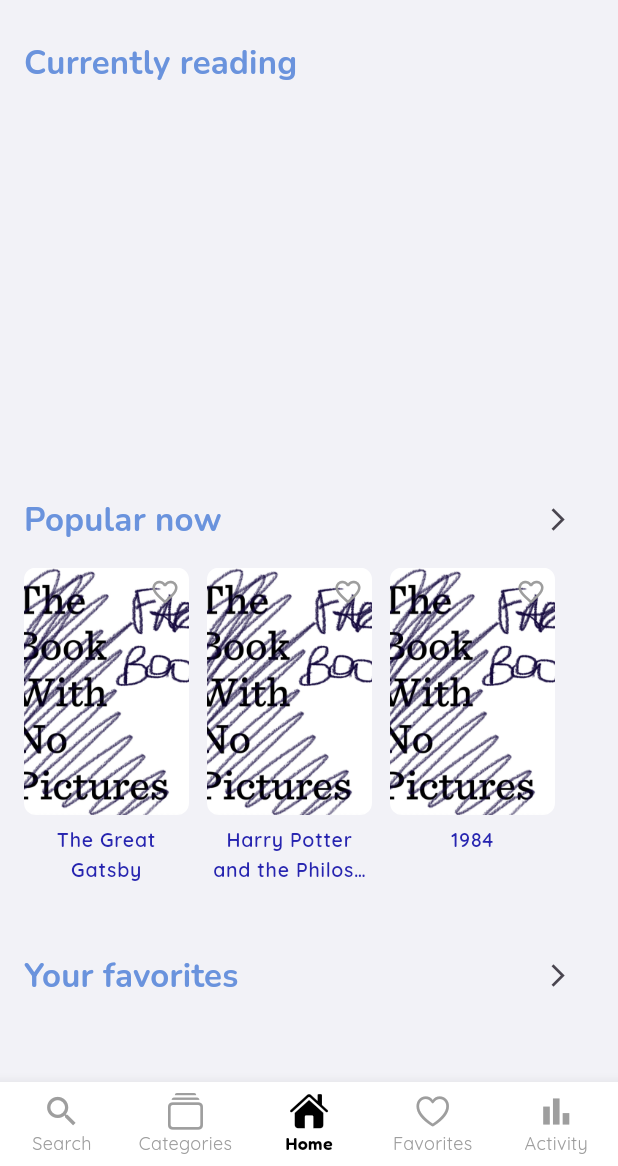
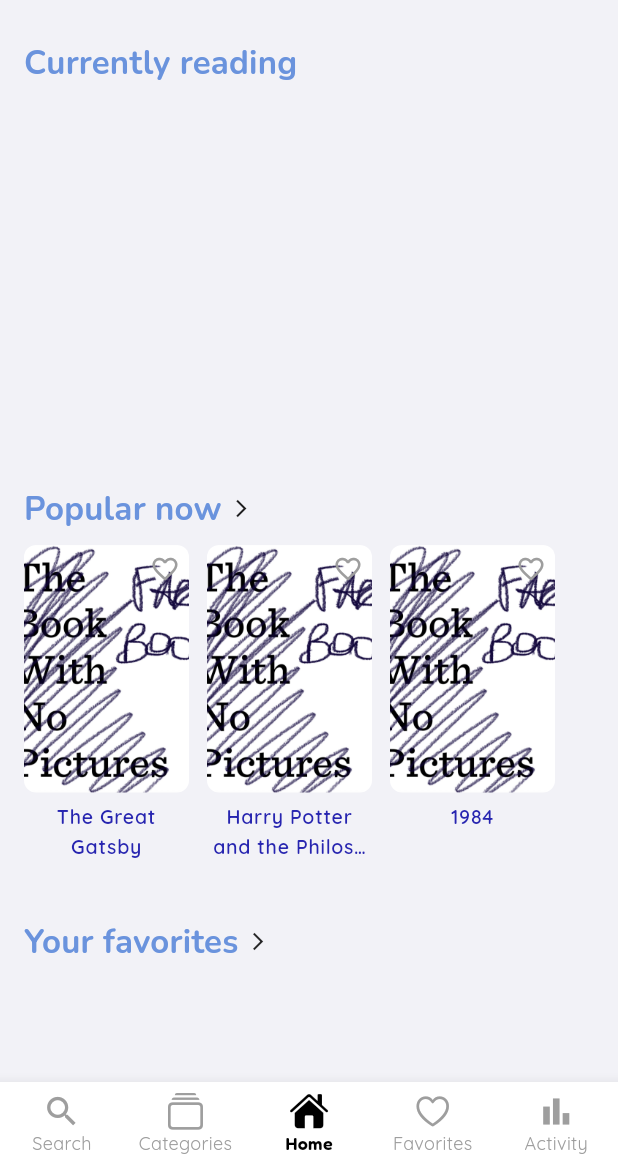
Before and after one commit to Emanuela3009/library_app, a Flutter app: the screen it shows after launch, on a phone screen of 412 x 824 dp, the part 70-1236 px from its top. Run offline on Flutter 3.47's test engine with Material 3 defaults, Android fonts, the phone set to English and light mode, and no system bars; our stand-ins replace fl_chart, flutter_colorpicker, google_fonts, image_picker, sqflite; accounts and stored records are empty.

Commit message:
Versione 4.1

```diff
--- a/lib/screens/home_screen.dart
+++ b/lib/screens/home_screen.dart
@@ -64,25 +64,25 @@
             ),
           ),
 
-          // Popular Now + freccetta
+          // Popular Now + freccetta ravvicinata alla scritta
           Padding(
             padding: const EdgeInsets.symmetric(horizontal: 16, vertical: 8),
             child: Row(
+              mainAxisSize: MainAxisSize.min,
               children: [
-                Expanded(
-                  child: Text(
+                Text(
                   "Popular now",
                   style: Theme.of(context).textTheme.titleMedium,
                 ),
-                ),
-                IconButton(
-                  icon: const Icon(Icons.arrow_forward_ios, size: 18),
-                  onPressed: () {
+                const SizedBox(width: 6), // distanza minima tra testo e freccia
+                GestureDetector(
+                  onTap: () {
                     Navigator.push(
                       context,
                       MaterialPageRoute(builder: (_) => const PopularPage()),
                     );
                   },
+                  child: const Icon(Icons.arrow_forward_ios, size: 14),
                 ),
               ],
             ),
@@ -101,26 +101,26 @@
             ),
           ),
 
-          // Your Favorites + freccetta
+          // Your Favorites + freccetta ravvicinata che cambia tab della nav bar
           Padding(
             padding: const EdgeInsets.symmetric(horizontal: 16, vertical: 8),
             child: Row(
+              mainAxisSize: MainAxisSize.min,
               children: [
-                Expanded(
-                  child: Text(
+                Text(
                   "Your favorites",
                   style: Theme.of(context).textTheme.titleMedium,
                 ),
-                ),
-                IconButton(
-                  icon: const Icon(Icons.arrow_forward_ios, size: 18),
-                  onPressed: () {
+                const SizedBox(width: 6),
+                GestureDetector(
+                  onTap: () {
                     final homeState =
                         context.findAncestorStateOfType<HomePageState>();
                     if (homeState != null) {
-                      homeState.setIndex(3); // Vai a "Favorites"
+                      homeState.setIndex(3); // Vai alla scheda "Favorites"
                     }
                   },
+                  child: const Icon(Icons.arrow_forward_ios, size: 14),
                 ),
               ],
             ),
@@ -139,25 +139,25 @@
             ),
           ),
 
-          // Your Books + freccetta
+          // Your Books + freccetta vicina
           Padding(
             padding: const EdgeInsets.symmetric(horizontal: 16, vertical: 8),
             child: Row(
+              mainAxisSize: MainAxisSize.min,
               children: [
-                Expanded(
-                  child: Text(
+                Text(
                   "Your books",
                   style: Theme.of(context).textTheme.titleMedium,
                 ),
-                ),
-                IconButton(
-                  icon: const Icon(Icons.arrow_forward_ios, size: 18),
-                  onPressed: () {
+                const SizedBox(width: 6),
+                GestureDetector(
+                  onTap: () {
                     Navigator.push(
                       context,
                       MaterialPageRoute(builder: (_) => const LibraryPage()),
                     );
                   },
+                  child: const Icon(Icons.arrow_forward_ios, size: 14),
                 ),
               ],
             ),
```
Lines whose indentation alone changed are shown as unchanged.
